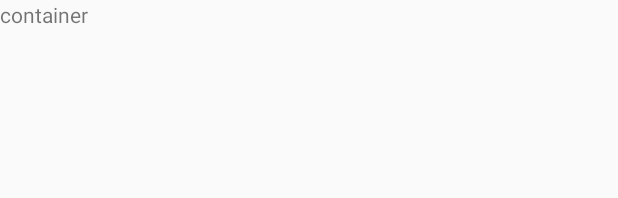
After one commit to daringjw/GridMember, an Android app: the layout activity_pics_container.xml on its own in the app's theme, with its tools: preview values and no code run, on a phone screen of 412 x 824 dp. The commit adds this screen. Shown: the top 198 px of the screen. Run offline under Robolectric (Android 15) with nearby library versions, the phone set to English and light mode, and no system bars.

Commit message:
上传图片到平台 ui

```diff
--- a/GridMember/app/build.gradle
+++ b/GridMember/app/build.gradle
@@ -149,9 +149,11 @@ dependencies {
 
     compile 'com.blankj:utilcode:1.11.1'
 
-    compile 'com.android.support:recyclerview-v7:21.0.+'
+    compile 'com.android.support:recyclerview-v7:23.+'
 
     compile 'com.zfdang.multiple-images-selector:multiple-images-selector:1.+'
 
 
+
+
 }
--- /dev/null
+++ b/GridMember/app/src/main/res/layout/activity_pics_container.xml
@@ -0,0 +1,13 @@
+<?xml version="1.0" encoding="utf-8"?>
+<LinearLayout
+    xmlns:android="http://schemas.android.com/apk/res/android"
+    android:layout_width="match_parent"
+    android:layout_height="match_parent"
+    android:orientation="vertical">
+
+    <TextView
+        android:layout_width="match_parent"
+        android:text="container"
+        android:layout_height="match_parent"/>
+
+</LinearLayout>
```
Also changed, not shown: GridMember/app/src/main/AndroidManifest.xml (+13 -8 lines), GridMember/app/src/main/java/com/jkkc/gridmember/ui/PicsContainerActivity.java (added, +27 -0 lines), GridMember/app/src/main/java/com/jkkc/gridmember/ui/ReturnVisitRecordActivity.java (+49 -7 lines), GridMember/app/src/main/res/layout/activity_return_visit_record.xml (+16 -2 lines).
